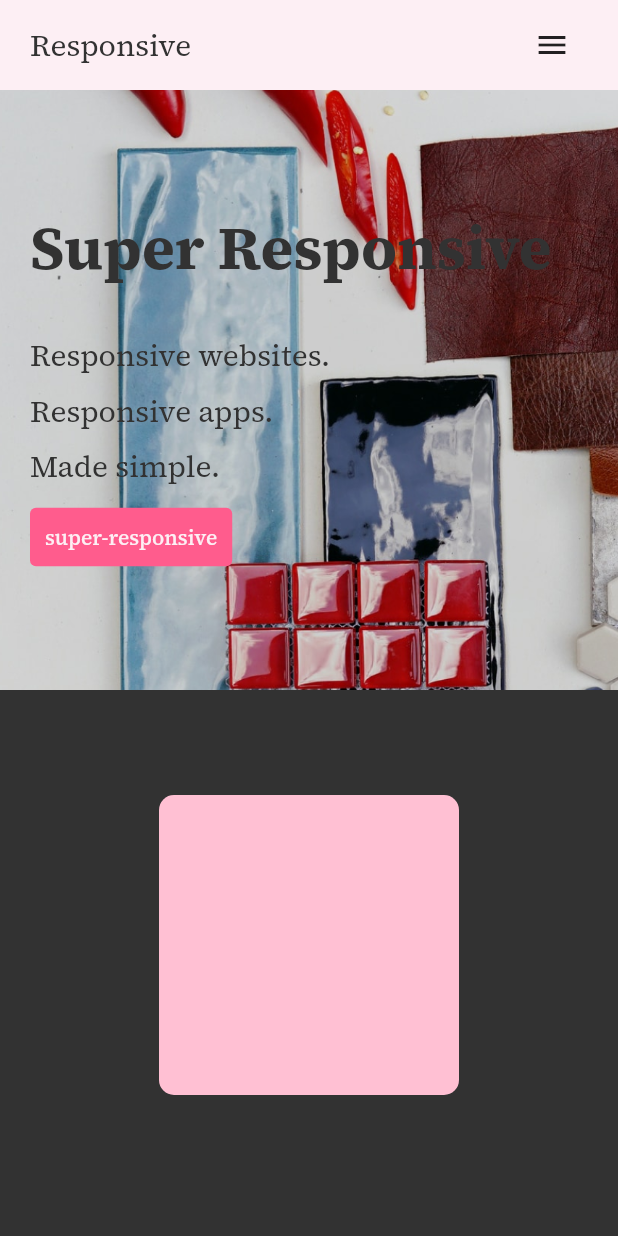
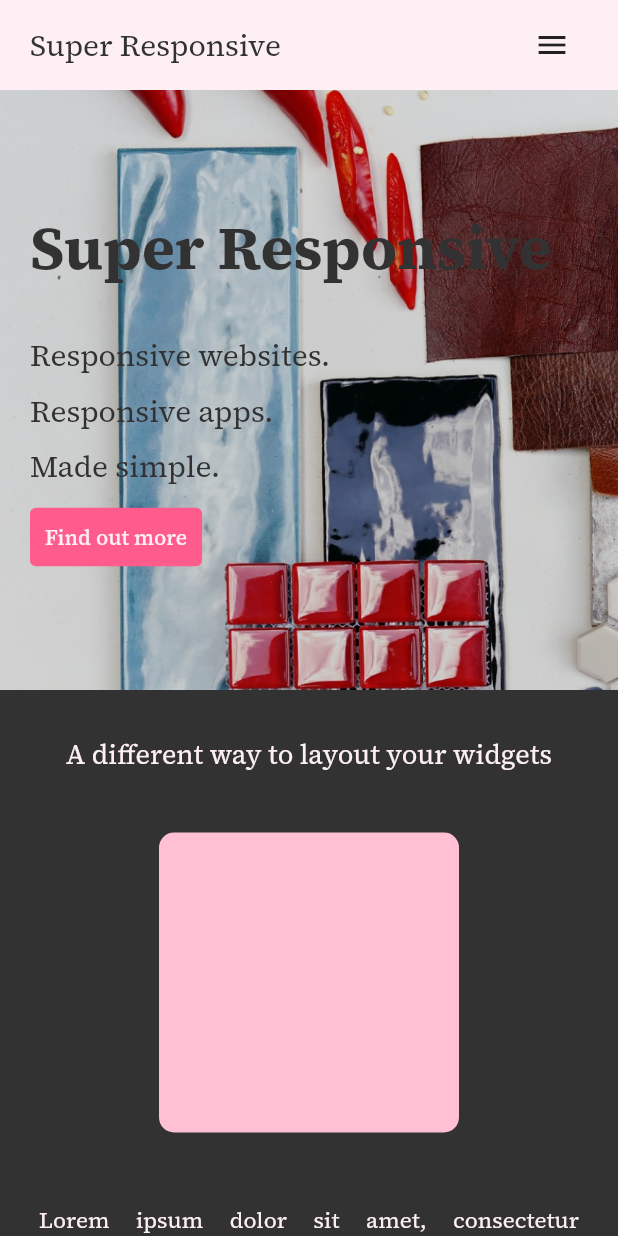
Before and after one commit to namzug16/super-responsive, a Flutter app: the screen it shows after launch, on a phone screen of 412 x 824 dp. Run offline on Flutter 3.47's test engine with Material 2 defaults, Android fonts, the phone set to English and light mode, and no system bars; our stand-ins replace google_fonts.

Commit message:
add content section

```diff
--- a/example/flutter_responsive_website/lib/main.dart
+++ b/example/flutter_responsive_website/lib/main.dart
@@ -16,7 +16,7 @@ class MyApp extends StatelessWidget {
   @override
   Widget build(BuildContext context) {
     return MaterialApp(
-      title: 'Flutter Demo',
+      title: 'Super Responsive',
       debugShowCheckedModeBanner: false,
       theme: ThemeData(
           primarySwatch: Colors.pink,
--- a/example/flutter_responsive_website/lib/src/content_section.dart
+++ b/example/flutter_responsive_website/lib/src/content_section.dart
@@ -11,21 +11,30 @@ class ContentSection extends StatelessWidget {
 
     return Column(
       mainAxisSize: MainAxisSize.min,
-      children: const [
+      children: [
+        const ResponsiveGap(30, 80),
+        ResponsiveText(
+          text: "A different way to layout your widgets",
+          fontSizeRange: Range(18, 45),
+          style: TextStyle(
+            color: ColorsTheme.white
+          ),
+        ),
         gap,
-        Section(
+        gap,
+        const Section(
           text:
               "Lorem ipsum dolor sit amet, consectetur adipiscing elit. Nunc vulputate libero et velit interdum, ac aliquet odio mattis. Class aptent taciti sociosqu ad litora torquent per conubia nostra, per inceptos himenaeos.",
           isLeft: true,
         ),
         gap,
-        Section(
+        const Section(
           text:
               "Lorem ipsum dolor sit amet, consectetur adipiscing elit. Nunc vulputate libero et velit interdum, ac aliquet odio mattis. Class aptent taciti sociosqu ad litora torquent per conubia nostra, per inceptos himenaeos.",
           isLeft: false,
         ),
         gap,
-        Section(
+        const Section(
           text:
               "Lorem ipsum dolor sit amet, consectetur adipiscing elit. Nunc vulputate libero et velit interdum, ac aliquet odio mattis. Class aptent taciti sociosqu ad litora torquent per conubia nostra, per inceptos himenaeos.",
           isLeft: true,
@@ -52,18 +61,22 @@ class Section extends StatelessWidget {
       height: context.breakPoints.when(
           context: context,
           first: (_) => 550,
-        second: (_) => 600,
-      ),
+          second: (_) => context.responsiveValue(400, 750),
+          third: (_) => 400),
       width: context.currentBreakPoint,
       child: ResponsiveLayout(
         breakPoints: (bp) => [bp.first, bp.second],
         children: [
           Center(
+            child: Padding(
+              padding: const EdgeInsets.symmetric(horizontal: 20),
               child: ResponsiveText(
                 text: text,
-              fontSizeRange: Range(15, 30),
+                fontSizeRange: Range(15, 25),
+                textAlign: TextAlign.justify,
                 style: TextStyle(
                   color: ColorsTheme.white,
+                ),
               ),
             ),
           ),
@@ -76,7 +89,7 @@ class Section extends StatelessWidget {
           [],
         ],
         layouts: [
-          FlexLayout.row(children: [0, 1]),
+          FlexLayout.row(children: isLeft ? [0, 1] : [1, 0]),
           FlexLayout.column(children: [1, 0]),
         ],
       ),
--- a/example/flutter_responsive_website/lib/src/first_section.dart
+++ b/example/flutter_responsive_website/lib/src/first_section.dart
@@ -63,7 +63,7 @@ class FirstSection extends StatelessWidget {
                       ),
                       onPressed: () {},
                       child: ResponsiveText(
-                        text: "super-responsive",
+                        text: "Find out more",
                         fontSizeRange: Range(14, 25),
                         style: TextStyle(color: ColorsTheme.white),
                       ),
--- a/example/flutter_responsive_website/lib/src/navbar.dart
+++ b/example/flutter_responsive_website/lib/src/navbar.dart
@@ -39,7 +39,7 @@ class Title extends StatelessWidget {
         child: Padding(
           padding: const EdgeInsets.only(left: 20),
           child: ResponsiveText(
-            text: "Responsive",
+            text: "Super Responsive",
             fontSizeRange: Range(20, 30),
             style: TextStyle(
               color: ColorsTheme.background,
```
Also changed, not shown: lib/src/super_responsive.dart (+11 -14 lines). Lines whose indentation alone changed are shown as unchanged.
